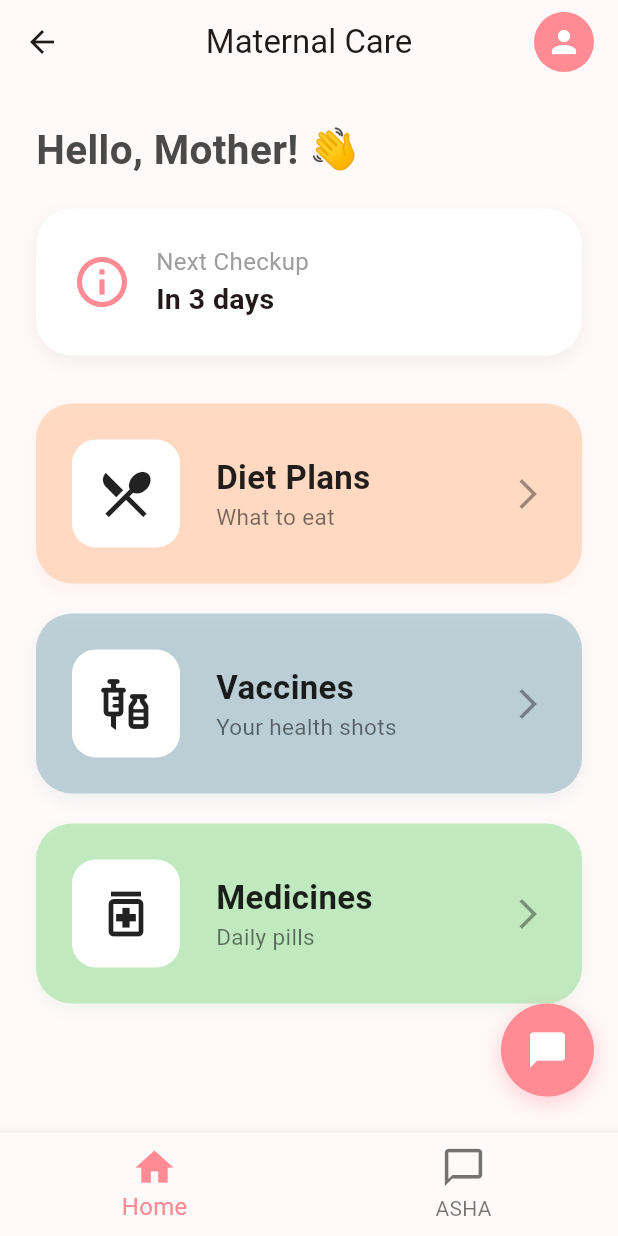
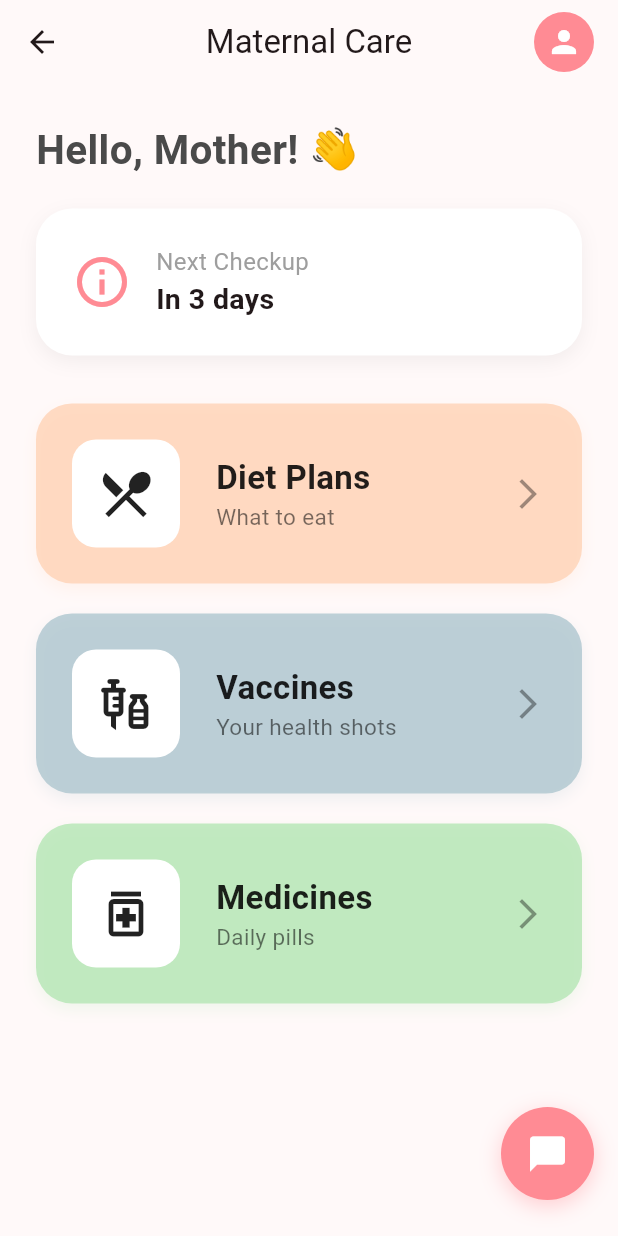
Before and after one commit to ShwetaPingale7/Maternal-Health, a Flutter app: the PatientHomeScreen screen opened by its route, on a phone screen of 412 x 824 dp. Run offline on Flutter 3.47's test engine with Material 3 defaults, Android fonts, the phone set to English and light mode, and no system bars.

Commit message:
minor enhancements

```diff
--- a/lib/modules/common/role_selection_screen.dart
+++ b/lib/modules/common/role_selection_screen.dart
@@ -45,15 +45,7 @@ class RoleSelectionScreen extends StatelessWidget {
                   const Color(0xFFFF8B94),
                   () => Navigator.pushNamed(context, '/login'),
                 ),
-                const SizedBox(height: 24),
-                _buildRoleCard(
-                  context,
-                  state.translate('I am an ASHA Worker', 'मैं आशा कार्यकर्ता हूँ', 'मी आशा स्वयंसेविका आहे'),
-                  state.translate('Health Assistant', 'स्वास्थ्य सहायक', 'आरोग्य सहाय्यक'),
-                  Icons.support_agent,
-                  const Color(0xFFAEC6CF),
-                  () => Navigator.pushNamed(context, '/asha_login'),
-                ),
+
                 const SizedBox(height: 40),
                 TextButton.icon(
                   onPressed: () => Navigator.pop(context),
--- a/lib/modules/patient/home/patient_home_screen.dart
+++ b/lib/modules/patient/home/patient_home_screen.dart
@@ -124,21 +124,6 @@ class _PatientHomeScreenState extends State<PatientHomeScreen> {
         child: ChatbotWidget(),
       ),
       floatingActionButtonLocation: FloatingActionButtonLocation.endFloat,
-      bottomNavigationBar: BottomNavigationBar(
-        selectedFontSize: 16,
-        unselectedFontSize: 14,
-        items: [
-          BottomNavigationBarItem(
-            icon: const Icon(Icons.home, size: 30),
-            label: state.translate('Home', 'मुख्य', 'मुख्य पान'),
-          ),
-          BottomNavigationBarItem(
-            icon: const Icon(Icons.chat_bubble_outline, size: 30),
-            label: state.translate('ASHA', 'आशा', 'आशा'),
-          ),
-        ],
-        selectedItemColor: const Color(0xFFFF8B94),
-      ),
     );
   }
 
```
